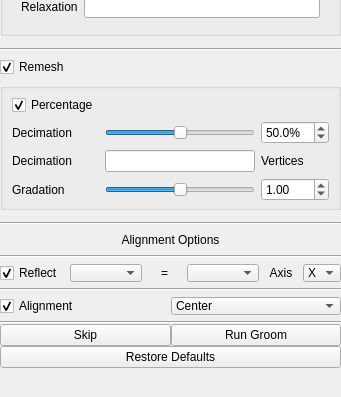
Qt form Studio/src/Groom/GroomTool.ui (SCIInstitute/ShapeWorks) before a commit; both pictures show x 0 to 341 and y 627 to 1024 of the 341 by 1024 pixel window.
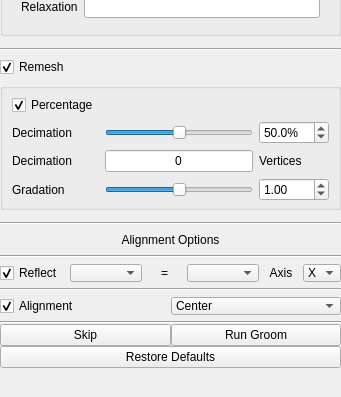
The same form after that commit.

Commit message: Attach remesh percent checkbox.

Diff of the .ui file:
```diff
--- a/Studio/src/Groom/GroomTool.ui
+++ b/Studio/src/Groom/GroomTool.ui
@@ -1056,6 +1056,12 @@
                </item>
                <item row="1" column="2">
                 <widget class="QDoubleSpinBox" name="remesh_percent_spinbox">
+                 <property name="minimumSize">
+                  <size>
+                   <width>70</width>
+                   <height>0</height>
+                  </size>
+                 </property>
                  <property name="suffix">
                   <string>%</string>
                  </property>
@@ -1134,10 +1140,23 @@
                 </widget>
                </item>
                <item row="2" column="1">
-                <widget class="QLineEdit" name="remesh_num_vertices"/>
+                <widget class="QLineEdit" name="remesh_num_vertices">
+                 <property name="text">
+                  <string>0</string>
+                 </property>
+                 <property name="alignment">
+                  <set>Qt::AlignCenter</set>
+                 </property>
+                </widget>
                </item>
                <item row="2" column="2">
                 <widget class="QLabel" name="remesh_vertices_labels">
+                 <property name="minimumSize">
+                  <size>
+                   <width>70</width>
+                   <height>0</height>
+                  </size>
+                 </property>
                  <property name="text">
                   <string>Vertices</string>
                  </property>
```
The commit also changes 1 other file.
